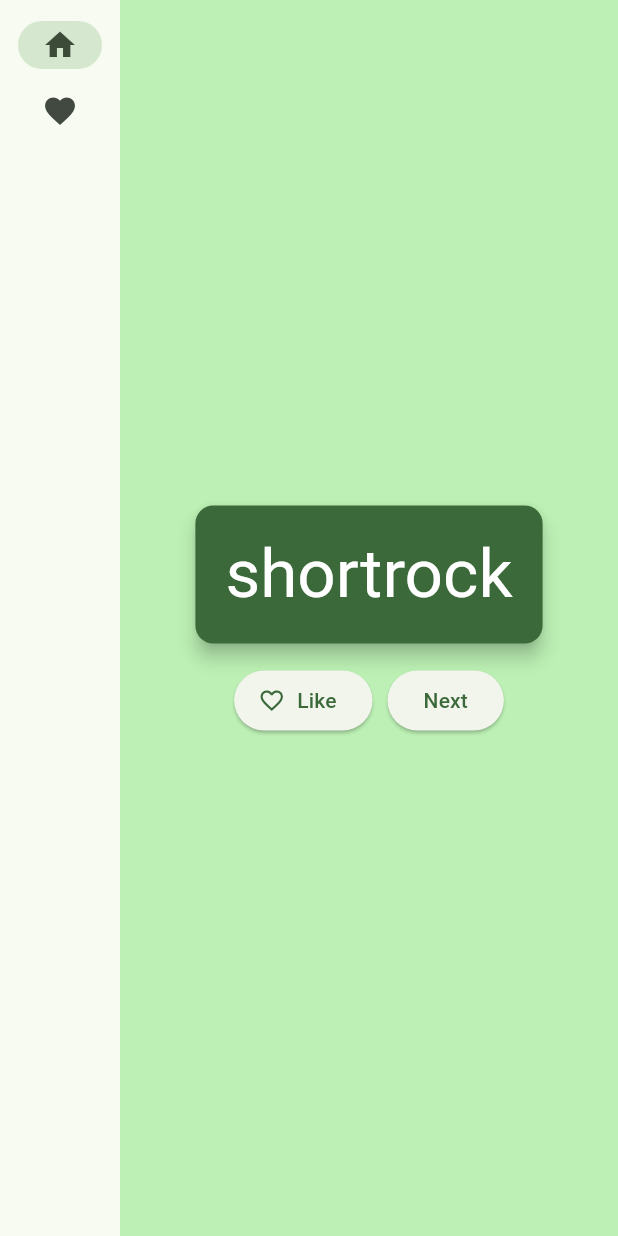
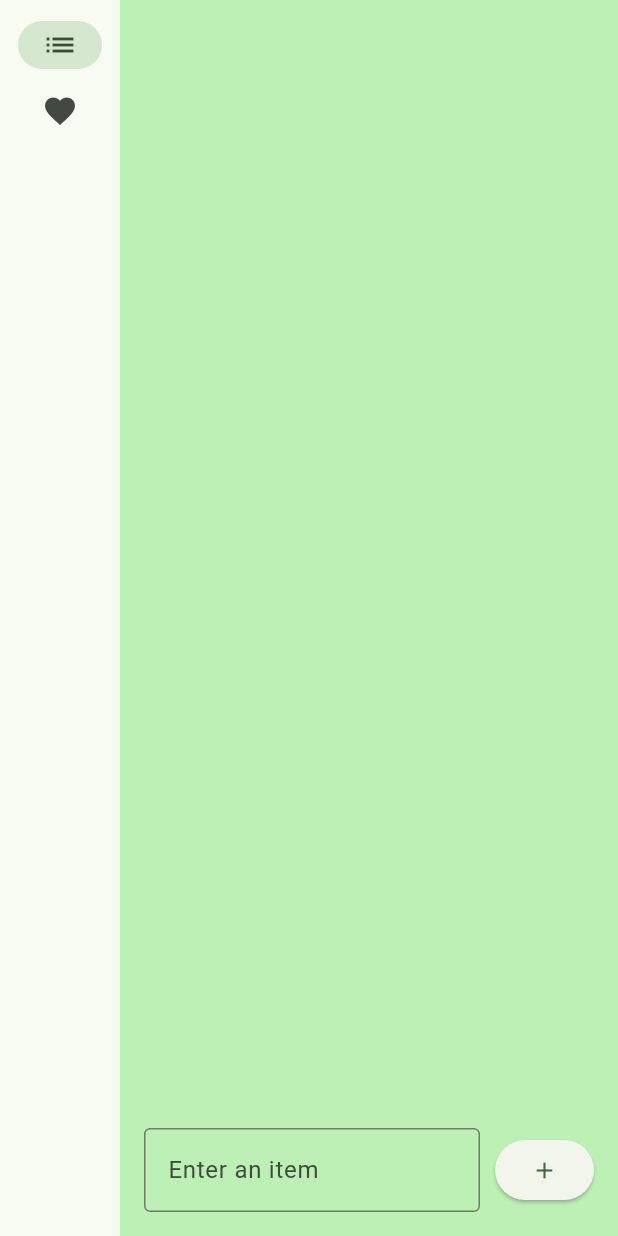
Before and after one commit to jameskrausethe3rd/flutter_app_dev, a Flutter app: the screen it shows after launch, on a phone screen of 412 x 824 dp. Run offline on Flutter 3.47's test engine with Material 3 defaults, Android fonts, the phone set to English and light mode, and no system bars.

Commit message:
Some changes

```diff
--- a/lib/main.dart
+++ b/lib/main.dart
@@ -1,6 +1,7 @@
-import 'package:english_words/english_words.dart';
 import 'package:flutter/material.dart';
 import 'package:provider/provider.dart';
+import 'package:flutter/widgets.dart';
+import 'package:uuid/uuid.dart';
 
 void main() {
   runApp(MyApp());
@@ -14,7 +15,7 @@
     return ChangeNotifierProvider(
       create: (context) => MyAppState(),
       child: MaterialApp(
-        title: 'Namer App',
+        title: 'Grocery List App',
         theme: ThemeData(
           useMaterial3: true,
           colorScheme: ColorScheme.fromSeed(seedColor: Colors.green),
@@ -25,21 +26,55 @@
   }
 }
 
+class GroceryItem {
+  String _label;
+  bool _isBought;
+  String _objectID;
+
+  GroceryItem({required String label, bool isBought = false})
+      : _label = label,
+        _isBought = isBought,
+        _objectID = Uuid().v4(); // Generates a unique ID using UUID
+
+  // Getter for label
+  String get label => _label;
+
+  // Setter for label
+  set label(String newLabel) {
+    _label = newLabel;
+  }
+
+  // Getter for isBought
+  bool get isBought => _isBought;
+
+  // Setter for isBought
+  set isBought(bool status) {
+    _isBought = status;
+  }
+
+  // Getter for objectID
+  String get objectID => _objectID;
+}
+
 class MyAppState extends ChangeNotifier {
-  var current = WordPair.random();
+  final Map<String, GroceryItem> items = {};
 
-  void getNext() {
-    current = WordPair.random();
+  void addItem(String item) {
+    GroceryItem newItem = GroceryItem(label: item);
+    items[newItem._objectID] = newItem;
     notifyListeners();
   }
 
-  var favorites = <WordPair>[];
+  void removeItem(String itemID) {
+    items.remove(itemID);
+    notifyListeners();
+  }
 
-  void toggleFavorite() {
-    if (favorites.contains(current)) {
-      favorites.remove(current);
+  void toggleBought(String itemID) {
+    if (items[itemID]?._isBought == true) {
+      items[itemID]?._isBought = false;
     } else {
-      favorites.add(current);
+      items[itemID]?._isBought = true;
     }
     notifyListeners();
   }
@@ -58,7 +93,7 @@
     Widget page;
     switch (selectedIndex) {
       case 0:
-        page = GeneratorPage();
+        page = ListPage();
         break;
       case 1:
         page = FavoritesPage();
@@ -76,8 +111,8 @@
                 extended: constraints.maxWidth >= 600,
                 destinations: [
                   NavigationRailDestination(
-                    icon: Icon(Icons.home),
-                    label: Text('Home'),
+                    icon: Icon(Icons.list),
+                    label: Text('List'),
                   ),
                   NavigationRailDestination(
                     icon: Icon(Icons.favorite),
@@ -105,46 +140,80 @@
   }
 }
 
-class GeneratorPage extends StatelessWidget {
+class ListPage extends StatefulWidget {
+  @override
+  State<ListPage> createState() => _ListPageState();
+}
+
+class _ListPageState extends State<ListPage> {
+  final TextEditingController _controller = TextEditingController();
+  final GlobalKey<AnimatedListState> _listKey = GlobalKey<AnimatedListState>();
+
+  void _addItem(BuildContext context) {
+    var appState = context.read<MyAppState>();
+    if (_controller.text.isNotEmpty) {
+      appState.addItem(_controller.text);
+      _controller.clear();
+    }
+  }
+
   @override
   Widget build(BuildContext context) {
     var appState = context.watch<MyAppState>();
-    var pair = appState.current;
 
-    IconData icon;
-    if (appState.favorites.contains(pair)) {
-      icon = Icons.favorite;
-    } else {
-      icon = Icons.favorite_border;
-    }
+    // Filter the Map to only include items where isBought is false
+    List<MapEntry<String, GroceryItem>> groceryList =
+        appState.items.entries.where((entry) => !entry.value.isBought).toList();
 
-    return Center(
-      child: Column(
-        mainAxisAlignment: MainAxisAlignment.center,
-        children: [
-          BigCard(pair: pair),
-          SizedBox(height: 10),
-          Row(
-            mainAxisSize: MainAxisSize.min,
+    return Column(
+      children: [
+        Expanded(
+          child: ListView.builder(
+            key: _listKey,
+            itemCount: groceryList.length,
+            itemBuilder: (context, index) {
+              final item = groceryList[index];
+              return ListTile(
+                title: Text(item.value._label),
+                leading: Checkbox(
+                  value: item.value._isBought,
+                  onChanged: (_) {
+                    appState.toggleBought(item.value._objectID);
+                  },
+                ),
+                trailing: IconButton(
+                  icon: Icon(Icons.delete),
+                  onPressed: () {
+                    appState.removeItem(item.value._objectID);
+                  },
+                ),
+              );
+            },
+          ),
+        ),
+        Padding(
+          padding: const EdgeInsets.all(16.0),
+          child: Row(
             children: [
-              ElevatedButton.icon(
-                onPressed: () {
-                  appState.toggleFavorite();
-                },
-                icon: Icon(icon),
-                label: Text('Like'),
+              Expanded(
+                child: TextField(
+                  controller: _controller,
+                  decoration: InputDecoration(
+                    labelText: 'Enter an item',
+                    border: OutlineInputBorder(),
+                  ),
+                  onSubmitted: (_) => _addItem(context),
+                ),
               ),
               SizedBox(width: 10),
               ElevatedButton(
-                onPressed: () {
-                  appState.getNext();
-                },
-                child: Text('Next'),
+                onPressed: () => _addItem(context),
+                child: Icon(Icons.add),
               ),
             ],
           ),
-        ],
-      ),
+        ),
+      ],
     );
   }
 }
@@ -154,53 +223,36 @@
   Widget build(BuildContext context) {
     var appState = context.watch<MyAppState>();
 
-    if (appState.favorites.isEmpty) {
+    // Filter the Map to only include items where isBought is true
+    List<MapEntry<String, GroceryItem>> groceryList =
+        appState.items.entries.where((entry) => entry.value.isBought).toList();
+
+    if (groceryList.isEmpty) {
       return Center(
-        child: Text('No favorites yet.'),
+        child: Text('No items.'),
       );
     }
 
-    return ListView(
-      children: [
-        Padding(
-          padding: const EdgeInsets.all(20),
-          child: Text('You have '
-              '${appState.favorites.length} favorites:'),
-        ),
-        for (var pair in appState.favorites)
-          ListTile(
-            leading: Icon(Icons.favorite),
-            title: Text(pair.asLowerCase),
+    return ListView.builder(
+      itemCount: groceryList.length,
+      itemBuilder: (context, index) {
+        final item = groceryList[index];
+        return ListTile(
+          title: Text(item.value._label),
+          leading: Checkbox(
+            value: item.value._isBought,
+            onChanged: (_) {
+              appState.toggleBought(item.value._objectID);
+            },
           ),
-      ],
+          trailing: IconButton(
+            icon: Icon(Icons.delete),
+            onPressed: () {
+              appState.removeItem(item.value._objectID);
+            },
+          ),
+        );
+      },
     );
   }
 }
-
-class BigCard extends StatelessWidget {
-  const BigCard({
-    super.key,
-    required this.pair,
-  });
-
-  final WordPair pair;
-
-  @override
-  Widget build(BuildContext context) {
-    final theme = Theme.of(context);
-
-    final style = theme.textTheme.displayMedium!.copyWith(
-      color: theme.colorScheme.onPrimary,
-    );
-
-    return Card(
-      color: theme.colorScheme.primary,
-      elevation: 5,
-      child: Padding(
-        padding: const EdgeInsets.all(20.0),
-        child: Text(pair.asLowerCase,
-            style: style, semanticsLabel: "${pair.first} ${pair.second}"),
-      ),
-    );
-  }
-}
--- a/pubspec.yaml
+++ b/pubspec.yaml
@@ -14,6 +14,8 @@ dependencies:
 
   english_words: ^4.0.0
   provider: ^6.1.2
+  shared_preferences: ^2.5.2
+  uuid: ^4.5.1
 
 dev_dependencies:
   flutter_test:
```
Also changed, not shown: pubspec.lock, 1 other file.
